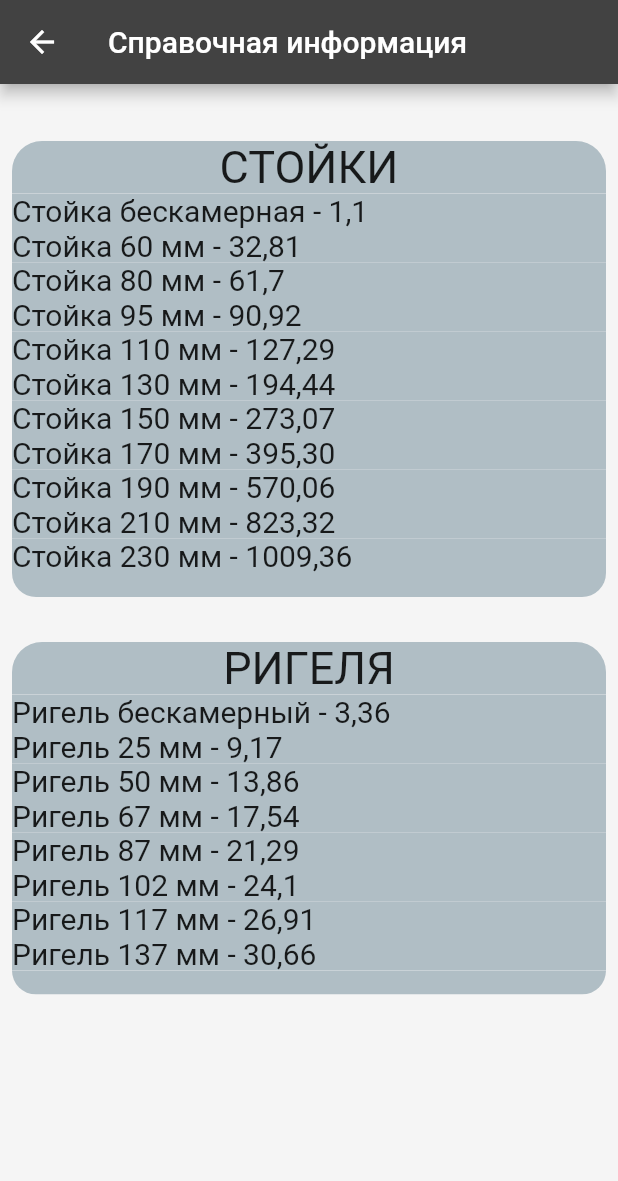
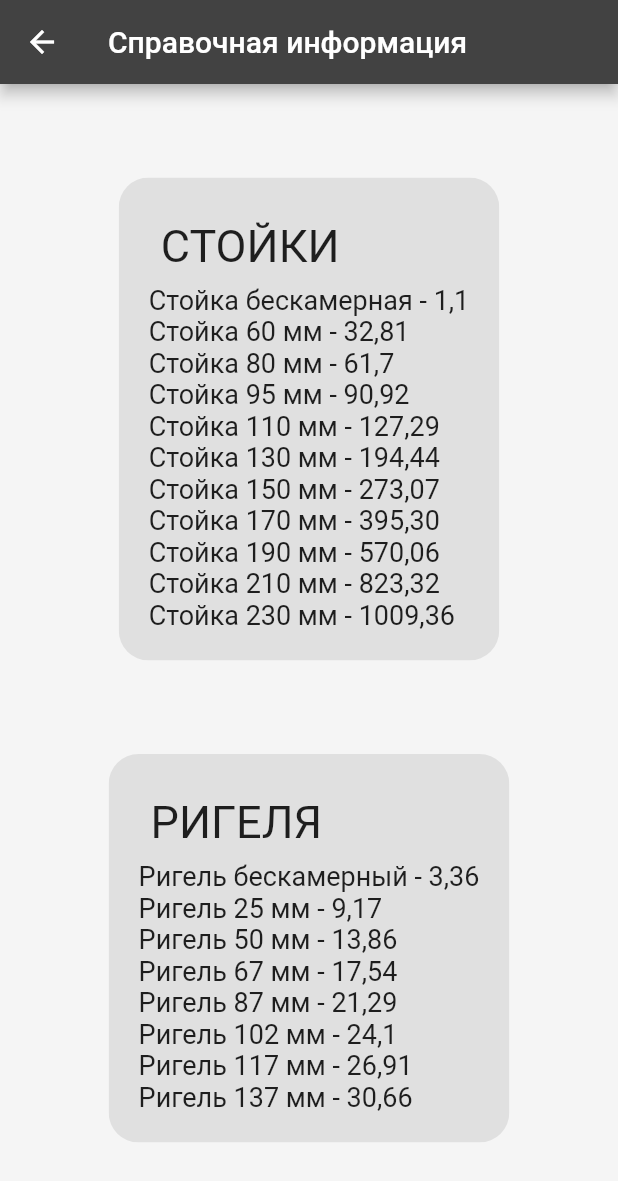
Before and after one commit to KonstantinLeschenko/framex_statics, a Flutter app: the InfoPage screen opened by its route, on a phone screen of 412 x 824 dp. Shown: the top 1181 px of the screen. Run offline on Flutter 3.47's test engine with Material 2 defaults, Android fonts, the phone set to English and light mode, and no system bars.

Commit message:
update padding

```diff
--- a/lib/info_page.dart
+++ b/lib/info_page.dart
@@ -11,78 +11,72 @@ class InfoPage extends StatelessWidget {
         title: const Text('Справочная информация'),
       ),
       backgroundColor: Colors.grey[100],
-      body: Padding(
-        padding: const EdgeInsets.all(8.0),
-        child: Center(
-          child: ListView(
-            children: [
-              const SizedBox(
-                height: 30,
+      body: Center(
+        child: Column(
+          mainAxisAlignment: MainAxisAlignment.spaceEvenly,
+          children: [
+            Center(
+              child: ClipRRect(
+                borderRadius: BorderRadius.circular(20),
+                child: Container(
+                  color: Colors.grey[300],
+                  child: Padding(
+                    padding: const EdgeInsets.all(20.0),
+                    child: Column(
+                      crossAxisAlignment: CrossAxisAlignment.start,
+                      children: const [
+                        Padding(
+                          padding: EdgeInsets.all(8.0),
+                          child: Text('СТОЙКИ', style: TextStyle(fontSize: 30), textAlign: TextAlign.center,),
+                        ),
+                        Text('Стойка бескамерная - 1,1', style: TextStyle(fontSize: 18),),
+                        Text('Стойка 60 мм - 32,81', style: TextStyle(fontSize: 18),),
+                        Text('Стойка 80 мм - 61,7', style: TextStyle(fontSize: 18),),
+                        Text('Стойка 95 мм - 90,92', style: TextStyle(fontSize: 18),),
+                        Text('Стойка 110 мм - 127,29', style: TextStyle(fontSize: 18),),
+                        Text('Стойка 130 мм - 194,44', style: TextStyle(fontSize: 18),),
+                        Text('Стойка 150 мм - 273,07', style: TextStyle(fontSize: 18),),
+                        Text('Стойка 170 мм - 395,30', style: TextStyle(fontSize: 18),),
+                        Text('Стойка 190 мм - 570,06', style: TextStyle(fontSize: 18),),
+                        Text('Стойка 210 мм - 823,32', style: TextStyle(fontSize: 18),),
+                        Text('Стойка 230 мм - 1009,36', style: TextStyle(fontSize: 18),),
+                      ],
+                    ),
+                  ),
+                ),
               ),
-              ClipRRect(borderRadius: const BorderRadius.only(topLeft: Radius.circular(20), topRight: Radius.circular(20)),
-                child: Container(color: Colors.blueGrey[200],
-                    child: const Text('СТОЙКИ', style: TextStyle(fontSize: 30), textAlign: TextAlign.center,))),
-              Container(color: Colors.blueGrey[200],
-                  child: const Text('Стойка бескамерная - 1,1', style: TextStyle(fontSize: 20),)),
-              Container(color: Colors.blueGrey[200],
-                  child: const Text('Стойка 60 мм - 32,81', style: TextStyle(fontSize: 20),)),
-              Container(color: Colors.blueGrey[200],
-                  child: const Text('Стойка 80 мм - 61,7', style: TextStyle(fontSize: 20),)),
-              Container(color: Colors.blueGrey[200],
-                  child: const Text('Стойка 95 мм - 90,92', style: TextStyle(fontSize: 20),)),
-              Container(color: Colors.blueGrey[200],
-                  child: const Text('Стойка 110 мм - 127,29', style: TextStyle(fontSize: 20),)),
-              Container(color: Colors.blueGrey[200],
-                  child: const Text('Стойка 130 мм - 194,44', style: TextStyle(fontSize: 20),)),
-              Container(color: Colors.blueGrey[200],
-                  child: const Text('Стойка 150 мм - 273,07', style: TextStyle(fontSize: 20),)),
-              Container(color: Colors.blueGrey[200],
-                  child: const Text('Стойка 170 мм - 395,30', style: TextStyle(fontSize: 20),)),
-              Container(color: Colors.blueGrey[200],
-                  child: const Text('Стойка 190 мм - 570,06', style: TextStyle(fontSize: 20),)),
-              Container(color: Colors.blueGrey[200],
-                  child: const Text('Стойка 210 мм - 823,32', style: TextStyle(fontSize: 20),)),
-              Container(color: Colors.blueGrey[200],
-                  child: const Text('Стойка 230 мм - 1009,36', style: TextStyle(fontSize: 20),)),
-              ClipRRect(
-                borderRadius: const BorderRadius.only(bottomLeft: Radius.circular(20), bottomRight: Radius.circular(20)),
-                child: Container(color: Colors.blueGrey[200],
-                    child: const Text('')),
+            ),
+            Center(
+              child: ClipRRect(
+                borderRadius: BorderRadius.circular(20),
+                child: Container(
+                  color: Colors.grey[300],
+                  child: Padding(
+                    padding: const EdgeInsets.all(20.0),
+                    child: Column(
+                      crossAxisAlignment: CrossAxisAlignment.start,
+                      children: const [
+                        Padding(
+                          padding: EdgeInsets.all(8.0),
+                          child: Text('РИГЕЛЯ', style: TextStyle(fontSize: 30), textAlign: TextAlign.center,),
+                        ),
+                        Text('Ригель бескамерный - 3,36', style: TextStyle(fontSize: 18),),
+                        Text('Ригель 25 мм - 9,17', style: TextStyle(fontSize: 18),),
+                        Text('Ригель 50 мм - 13,86', style: TextStyle(fontSize: 18),),
+                        Text('Ригель 67 мм - 17,54', style: TextStyle(fontSize: 18),),
+                        Text('Ригель 87 мм - 21,29', style: TextStyle(fontSize: 18),),
+                        Text('Ригель 102 мм - 24,1', style: TextStyle(fontSize: 18),),
+                        Text('Ригель 117 мм - 26,91', style: TextStyle(fontSize: 18),),
+                        Text('Ригель 137 мм - 30,66', style: TextStyle(fontSize: 18),),
+                      ],
+                    ),
+                  ),
+                ),
               ),
-              const SizedBox(
-                height: 30,
-              ),
+            ),
+          ],
+        ),
 
-              ClipRRect(
-                borderRadius: const BorderRadius.only(topLeft: Radius.circular(20), topRight: Radius.circular(20)),
-                child: Container(color:Colors.blueGrey[200],
-                    child: const Text('РИГЕЛЯ', style: TextStyle(fontSize: 30), textAlign: TextAlign.center,)),
-              ),
-              Container(color: Colors.blueGrey[200],
-                  child: const Text('Ригель бескамерный - 3,36', style: TextStyle(fontSize: 20),)),
-              Container(color: Colors.blueGrey[200],
-                  child: const Text('Ригель 25 мм - 9,17', style: TextStyle(fontSize: 20),)),
-              Container(color: Colors.blueGrey[200],
-                  child: const Text('Ригель 50 мм - 13,86', style: TextStyle(fontSize: 20),)),
-              Container(color: Colors.blueGrey[200],
-                  child: const Text('Ригель 67 мм - 17,54', style: TextStyle(fontSize: 20),)),
-              Container(color: Colors.blueGrey[200],
-                  child: const Text('Ригель 87 мм - 21,29', style: TextStyle(fontSize: 20),)),
-              Container(color: Colors.blueGrey[200],
-                  child: const Text('Ригель 102 мм - 24,1', style: TextStyle(fontSize: 20),)),
-              Container(color: Colors.blueGrey[200],
-                  child: const Text('Ригель 117 мм - 26,91', style: TextStyle(fontSize: 20),)),
-              Container(color: Colors.blueGrey[200],
-                  child: const Text('Ригель 137 мм - 30,66', style: TextStyle(fontSize: 20),)),
-              ClipRRect(
-                borderRadius: const BorderRadius.only(bottomLeft: Radius.circular(20), bottomRight: Radius.circular(20)),
-                child: Container(color: Colors.blueGrey[200],
-                    child: const Text('')),
-              ),
-
-            ],
-          ),
-        ),
       ),
     );
   }
--- a/lib/stoyka_statics.dart
+++ b/lib/stoyka_statics.dart
@@ -265,6 +265,8 @@ class _StoykaStaticsState extends State<StoykaStatics> {
 
         child: Container(
           color: Colors.grey[300],
+          child: Padding(
+            padding: const EdgeInsets.only(left: 20.0),
             child: DropdownButton<String>(
               isExpanded: true,
               value: cities,
@@ -312,6 +314,7 @@ class _StoykaStaticsState extends State<StoykaStatics> {
             ),
           ),
         ),
+      ),
     );
 
   }
@@ -323,6 +326,8 @@ class _StoykaStaticsState extends State<StoykaStatics> {
         borderRadius: BorderRadius.circular(20),
         child: Container(
           color: Colors.grey[300],
+          child: Padding(
+            padding: const EdgeInsets.only(left: 20.0),
             child: DropdownButton<String>(
               borderRadius: BorderRadius.circular(20),
               isExpanded: true,
@@ -354,6 +359,7 @@ class _StoykaStaticsState extends State<StoykaStatics> {
             ),
           ),
         ),
+      ),
     );
   }
 
@@ -364,6 +370,8 @@ class _StoykaStaticsState extends State<StoykaStatics> {
         borderRadius: BorderRadius.circular(20),
         child: Container(
           color: Colors.grey[300],
+          child: Padding(
+            padding: const EdgeInsets.only(left: 20.0),
             child: DropdownButton<String>(
               isExpanded: true,
               value: highPoint,
@@ -399,6 +407,7 @@ class _StoykaStaticsState extends State<StoykaStatics> {
             ),
           ),
         ),
+      ),
     );
   }
 
@@ -409,6 +418,8 @@ class _StoykaStaticsState extends State<StoykaStatics> {
         borderRadius: BorderRadius.circular(20),
         child: Container(
           color: Colors.grey[300],
+          child: Padding(
+            padding: const EdgeInsets.only(left: 20.0),
             child: DropdownButton<String>(
               isExpanded: true,
               value: panes,
@@ -433,6 +444,7 @@ class _StoykaStaticsState extends State<StoykaStatics> {
                   child: Text(value),
                 );
               }).toList(),
+            ),
           ),
         ),
       ),
```
Lines whose indentation alone changed are shown as unchanged.
